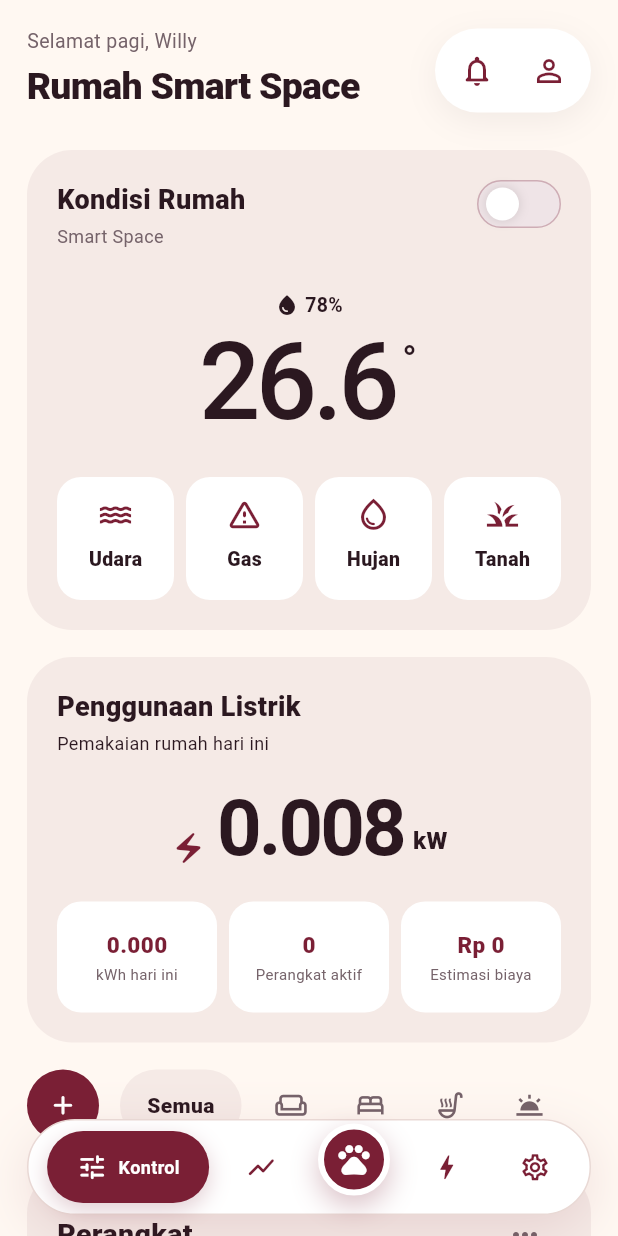
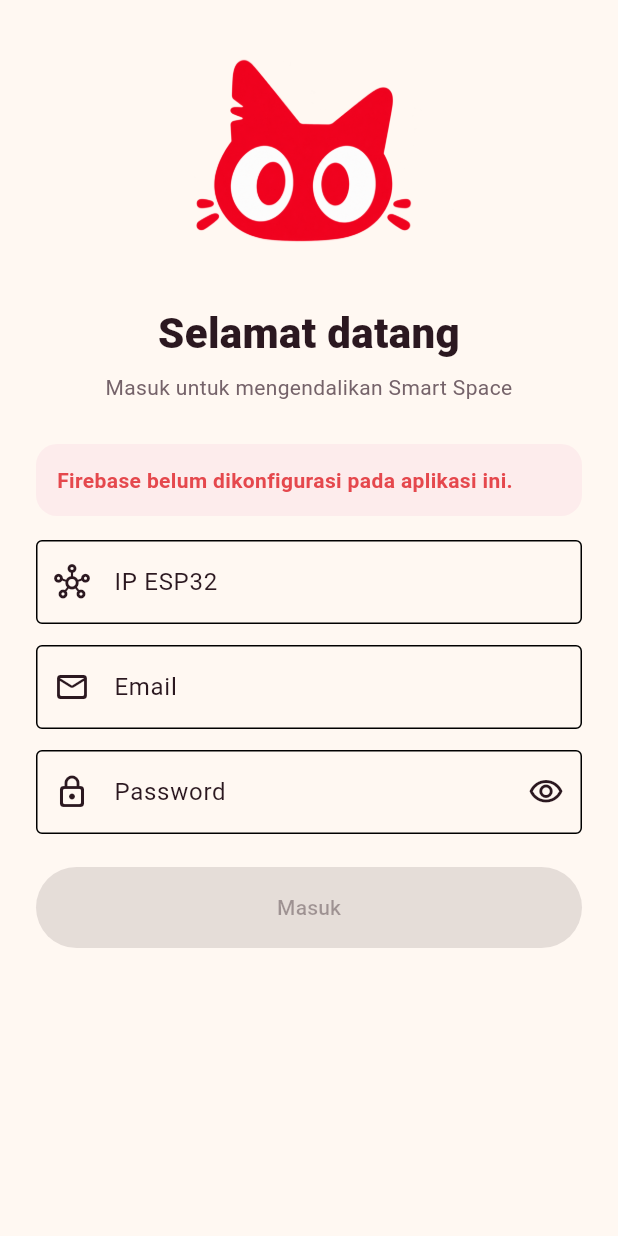
Before and after one commit to rezibos/Android-Fluter-SmartSpace, a Flutter app: the screen it shows after launch, on a phone screen of 412 x 824 dp. Run offline on Flutter 3.47's test engine with Material 3 defaults, Android fonts, the phone set to English and light mode, and no system bars.

Commit message:
feat: add Firebase and ESP32 login flow

```diff
--- a/lib/main.dart
+++ b/lib/main.dart
@@ -1,16 +1,26 @@
 import 'package:flutter/material.dart';
 
-import 'screens/home_shell.dart';
+import 'screens/auth_gate.dart';
+import 'services/auth_service.dart';
 import 'services/daily_energy_store.dart';
 import 'services/esp32_service.dart';
+import 'services/host_store.dart';
 import 'theme/space_theme.dart';
 
 void main() => runApp(const NekouseApp());
 
 class NekouseApp extends StatefulWidget {
-  const NekouseApp({super.key, this.service, this.energyStore});
+  const NekouseApp({
+    super.key,
+    this.service,
+    this.energyStore,
+    this.authService,
+    this.hostStore,
+  });
   final Esp32Service? service;
   final DailyEnergyStore? energyStore;
+  final AuthService? authService;
+  final HostStore? hostStore;
 
   @override
   State<NekouseApp> createState() => _NekouseAppState();
@@ -24,8 +34,10 @@ class _NekouseAppState extends State<NekouseApp> {
     title: 'Nekouse Smart Space',
     debugShowCheckedModeBanner: false,
     theme: SpaceTheme.build(_themeMode),
-    home: HomeShell(
-      service: widget.service ?? Esp32Service(),
+    home: AuthGate(
+      esp32Service: widget.service,
+      authService: widget.authService ?? PlatformAuthService(),
+      hostStore: widget.hostStore ?? PlatformHostStore(),
       energyStore: widget.energyStore ?? PlatformDailyEnergyStore(),
       themeMode: _themeMode,
       onThemeChanged: (value) => setState(() => _themeMode = value),
--- /dev/null
+++ b/lib/models/login_input.dart
@@ -0,0 +1,21 @@
+class LoginInput {
+  static String? validateHost(String? value) {
+    final host = value?.trim() ?? '';
+    if (host.isEmpty) return 'Alamat IP ESP32 wajib diisi.';
+    if (!RegExp(r'^[a-zA-Z0-9.-]+$').hasMatch(host)) {
+      return 'Masukkan IP atau hostname tanpa http dan path.';
+    }
+    return null;
+  }
+
+  static String? validateEmail(String? value) {
+    final email = value?.trim() ?? '';
+    if (!RegExp(r'^[^@\s]+@[^@\s]+\.[^@\s]+$').hasMatch(email)) {
+      return 'Masukkan alamat email yang valid.';
+    }
+    return null;
+  }
+
+  static String? validatePassword(String? value) =>
+      (value ?? '').isEmpty ? 'Password wajib diisi.' : null;
+}
--- /dev/null
+++ b/lib/screens/auth_gate.dart
@@ -0,0 +1,128 @@
+import 'package:flutter/material.dart';
+
+import '../services/auth_service.dart';
+import '../services/daily_energy_store.dart';
+import '../services/esp32_service.dart';
+import '../services/host_store.dart';
+import '../theme/space_theme.dart';
+import 'home_shell.dart';
+import 'login_screen.dart';
+
+class AuthGate extends StatefulWidget {
+  const AuthGate({
+    super.key,
+    required this.authService,
+    required this.hostStore,
+    required this.energyStore,
+    required this.themeMode,
+    required this.onThemeChanged,
+    this.esp32Service,
+  });
+
+  final AuthService authService;
+  final HostStore hostStore;
+  final DailyEnergyStore energyStore;
+  final Esp32Service? esp32Service;
+  final SpaceThemeMode themeMode;
+  final ValueChanged<SpaceThemeMode> onThemeChanged;
+
+  @override
+  State<AuthGate> createState() => _AuthGateState();
+}
+
+class _AuthGateState extends State<AuthGate> {
+  late final Esp32Service _esp32Service;
+  bool _checking = true;
+  bool _firebaseReady = false;
+  bool _authenticated = false;
+  String _initialHost = '';
+
+  @override
+  void initState() {
+    super.initState();
+    _esp32Service = widget.esp32Service ?? Esp32Service();
+    _bootstrap();
+  }
+
+  @override
+  void dispose() {
+    _esp32Service.dispose();
+    super.dispose();
+  }
+
+  Future<void> _bootstrap() async {
+    try {
+      _firebaseReady = await widget.authService.isConfigured();
+      _initialHost = await widget.hostStore.load() ?? '';
+      if (_firebaseReady &&
+          await widget.authService.isSignedIn() &&
+          _initialHost.isNotEmpty) {
+        _esp32Service.updateHost(_initialHost);
+        await _esp32Service.fetchSensor();
+        _authenticated = true;
+      }
+    } catch (_) {
+      _authenticated = false;
+    }
+    if (mounted) setState(() => _checking = false);
+  }
+
+  Future<String?> _login(String host, String email, String password) async {
+    try {
+      await widget.authService.signIn(email: email, password: password);
+    } on AuthFailure catch (error) {
+      return error.message;
+    }
+    final previousHost = _esp32Service.host;
+    _esp32Service.updateHost(host);
+    try {
+      await _esp32Service.fetchSensor();
+      await widget.hostStore.save(host);
+      _initialHost = host;
+      return null;
+    } catch (_) {
+      _esp32Service.updateHost(previousHost);
+      await widget.authService.signOut();
+      return 'Login berhasil, tetapi hub ESP32 tidak dapat dihubungi.';
+    }
+  }
+
+  Future<void> _logout() async {
+    await widget.authService.signOut();
+    await widget.hostStore.clear();
+    if (mounted) {
+      setState(() {
+        _authenticated = false;
+        _initialHost = '';
+      });
+    }
+  }
+
+  @override
+  Widget build(BuildContext context) {
+    if (_checking) {
+      return const Scaffold(body: Center(child: CircularProgressIndicator()));
+    }
+    return AnimatedSwitcher(
+      duration: const Duration(milliseconds: 260),
+      child: _authenticated
+          ? HomeShell(
+              key: const ValueKey('home'),
+              service: _esp32Service,
+              disposeService: false,
+              energyStore: widget.energyStore,
+              themeMode: widget.themeMode,
+              onThemeChanged: widget.onThemeChanged,
+              onLogout: _logout,
+              onHostChanged: widget.hostStore.save,
+            )
+          : LoginScreen(
+              key: const ValueKey('login'),
+              firebaseReady: _firebaseReady,
+              initialHost: _initialHost,
+              onLogin: _login,
+              onAuthenticated: () => setState(() => _authenticated = true),
+            ),
+    );
+  }
+}
--- /dev/null
+++ b/lib/screens/login_screen.dart
@@ -0,0 +1,245 @@
+import 'package:flutter/material.dart';
+
+import '../models/login_input.dart';
+import '../theme/space_theme.dart';
+
+typedef LoginCallback = Future<String?> Function(
+  String host,
+  String email,
+  String password,
+);
+
+class LoginScreen extends StatefulWidget {
+  const LoginScreen({
+    super.key,
+    required this.firebaseReady,
+    required this.initialHost,
+    required this.onLogin,
+    required this.onAuthenticated,
+  });
+
+  final bool firebaseReady;
+  final String initialHost;
+  final LoginCallback onLogin;
+  final VoidCallback onAuthenticated;
+
+  @override
+  State<LoginScreen> createState() => _LoginScreenState();
+}
+
+class _LoginScreenState extends State<LoginScreen>
+    with SingleTickerProviderStateMixin {
+  final _formKey = GlobalKey<FormState>();
+  late final TextEditingController _hostController;
+  final _emailController = TextEditingController();
+  final _passwordController = TextEditingController();
+  late final AnimationController _animation;
+  bool _obscurePassword = true;
+  bool _loading = false;
+  bool _success = false;
+  String? _error;
+
+  @override
+  void initState() {
+    super.initState();
+    _hostController = TextEditingController(text: widget.initialHost);
+    _animation = AnimationController(
+      vsync: this,
+      duration: const Duration(milliseconds: 800),
+    );
+  }
+
+  @override
+  void dispose() {
+    _hostController.dispose();
+    _emailController.dispose();
+    _passwordController.dispose();
+    _animation.dispose();
+    super.dispose();
+  }
+
+  Future<void> _submit() async {
+    if (_loading || !_formKey.currentState!.validate()) return;
+    FocusScope.of(context).unfocus();
+    setState(() {
+      _loading = true;
+      _error = null;
+    });
+    final error = await widget.onLogin(
+      _hostController.text.trim(),
+      _emailController.text.trim(),
+      _passwordController.text,
+    );
+    if (!mounted) return;
+    if (error != null) {
+      setState(() {
+        _loading = false;
+        _error = error;
+      });
+      return;
+    }
+    setState(() {
+      _loading = false;
+      _success = true;
+    });
+    if (MediaQuery.disableAnimationsOf(context)) {
+      _animation.duration = const Duration(milliseconds: 120);
+    }
+    await _animation.forward();
+    if (mounted) widget.onAuthenticated();
+  }
+
+  @override
+  Widget build(BuildContext context) => AnimatedBuilder(
+    animation: _animation,
+    builder: (context, child) {
+      final progress = Curves.easeOutCubic.transform(_animation.value);
+      return Scaffold(
+        resizeToAvoidBottomInset: true,
+        backgroundColor: Color.lerp(
+          context.space.background,
+          context.space.active,
+          progress,
+        ),
+        body: SafeArea(
+          child: Stack(
+            children: [
+              Opacity(opacity: 1 - progress, child: child),
+              if (_success)
+                Center(
+                  child: Transform.scale(
+                    scale: 1 + (progress * 3.5),
+                    child: Image.asset(
+                      'assets/branding/nekouse_login.png',
+                      width: 150,
+                      semanticLabel: 'Logo Nekouse',
+                    ),
+                  ),
+                ),
+            ],
+          ),
+        ),
+      );
+    },
+    child: SingleChildScrollView(
+      padding: const EdgeInsets.fromLTRB(24, 28, 24, 28),
+      child: Center(
+        child: ConstrainedBox(
+          constraints: const BoxConstraints(maxWidth: 430),
+          child: Form(
+            key: _formKey,
+            child: Column(
+              crossAxisAlignment: CrossAxisAlignment.stretch,
+              children: [
+                Image.asset(
+                  'assets/branding/nekouse_login.png',
+                  height: 150,
+                  semanticLabel: 'Logo Nekouse',
+                ),
+                const SizedBox(height: 24),
+                const Text(
+                  'Selamat datang',
+                  textAlign: TextAlign.center,
+                  style: TextStyle(fontSize: 28, fontWeight: FontWeight.w800),
+                ),
+                const SizedBox(height: 6),
+                Text(
+                  'Masuk untuk mengendalikan Smart Space',
+                  textAlign: TextAlign.center,
+                  style: TextStyle(color: context.space.inkMuted),
+                ),
+                const SizedBox(height: 28),
+                if (!widget.firebaseReady || _error != null) ...[
+                  Container(
+                    padding: const EdgeInsets.all(14),
+                    decoration: BoxDecoration(
+                      color: SpacePalette.dangerBackground,
+                      borderRadius: BorderRadius.circular(14),
+                    ),
+                    child: Text(
+                      widget.firebaseReady
+                          ? _error!
+                          : 'Firebase belum dikonfigurasi pada aplikasi ini.',
+                      style: const TextStyle(
+                        color: SpacePalette.danger,
+                        fontWeight: FontWeight.w600,
+                      ),
+                    ),
+                  ),
+                  const SizedBox(height: 16),
+                ],
+                TextFormField(
+                  controller: _hostController,
+                  validator: LoginInput.validateHost,
+                  keyboardType: TextInputType.url,
+                  textInputAction: TextInputAction.next,
+                  decoration: const InputDecoration(
+                    labelText: 'IP ESP32',
+                    hintText: '192.168.1.10',
+                    prefixIcon: Icon(Icons.hub_outlined),
+                    border: OutlineInputBorder(),
+                  ),
+                ),
+                const SizedBox(height: 14),
+                TextFormField(
+                  controller: _emailController,
+                  validator: LoginInput.validateEmail,
+                  keyboardType: TextInputType.emailAddress,
+                  textInputAction: TextInputAction.next,
+                  autofillHints: const [AutofillHints.email],
+                  decoration: const InputDecoration(
+                    labelText: 'Email',
+                    prefixIcon: Icon(Icons.mail_outline_rounded),
+                    border: OutlineInputBorder(),
+                  ),
+                ),
+                const SizedBox(height: 14),
+                TextFormField(
+                  controller: _passwordController,
+                  validator: LoginInput.validatePassword,
+                  obscureText: _obscurePassword,
+                  textInputAction: TextInputAction.done,
+                  onFieldSubmitted: (_) => _submit(),
+                  autofillHints: const [AutofillHints.password],
+                  decoration: InputDecoration(
+                    labelText: 'Password',
+                    prefixIcon: const Icon(Icons.lock_outline_rounded),
+                    border: const OutlineInputBorder(),
+                    suffixIcon: IconButton(
+                      tooltip: _obscurePassword
+                          ? 'Tampilkan password'
+                          : 'Sembunyikan password',
+                      onPressed: () =>
+                          setState(() => _obscurePassword = !_obscurePassword),
+                      icon: Icon(
+                        _obscurePassword
+                            ? Icons.visibility_outlined
+                            : Icons.visibility_off_outlined,
+                      ),
+                    ),
+                  ),
+                ),
+                const SizedBox(height: 22),
+                SizedBox(
+                  height: 54,
+                  child: FilledButton(
+                    onPressed: widget.firebaseReady && !_loading
+                        ? _submit
+                        : null,
+                    child: _loading
+                        ? const SizedBox(
+                            width: 22,
+                            height: 22,
+                            child: CircularProgressIndicator(strokeWidth: 2),
+                          )
+                        : const Text('Masuk'),
+                  ),
+                ),
+              ],
+            ),
+          ),
+        ),
+      ),
+    ),
+  );
+}
--- /dev/null
+++ b/lib/services/auth_service.dart
@@ -0,0 +1,89 @@
+import 'package:flutter/services.dart';
+
+class AuthFailure implements Exception {
+  const AuthFailure(this.message);
+
+  final String message;
+
+  static String messageForCode(String code) => switch (code) {
+    'INVALID_CREDENTIAL' ||
+    'ERROR_INVALID_CREDENTIAL' ||
+    'ERROR_USER_NOT_FOUND' ||
+    'ERROR_WRONG_PASSWORD' => 'Email atau password tidak sesuai.',
+    'TOO_MANY_REQUESTS' ||
+    'ERROR_TOO_MANY_REQUESTS' => 'Terlalu banyak percobaan. Coba lagi nanti.',
+    'NETWORK_ERROR' ||
+    'ERROR_NETWORK_REQUEST_FAILED' => 'Tidak dapat menghubungi layanan login.',
+    'FIREBASE_NOT_CONFIGURED' =>
+      'Firebase belum dikonfigurasi pada aplikasi ini.',
+    _ => 'Login tidak dapat diproses. Coba lagi.',
+  };
+
+  @override
+  String toString() => message;
+}
+
+abstract class AuthService {
+  Future<bool> isConfigured();
+  Future<bool> isSignedIn();
+  Future<void> signIn({required String email, required String password});
+  Future<void> signOut();
+}
+
+class PlatformAuthService implements AuthService {
+  static const _channel = MethodChannel('nekouse/firebase_auth');
+
+  @override
+  Future<bool> isConfigured() async =>
+      await _channel.invokeMethod<bool>('isConfigured') ?? false;
+
+  @override
+  Future<bool> isSignedIn() async =>
+      await _channel.invokeMethod<bool>('isSignedIn') ?? false;
+
+  @override
+  Future<void> signIn({required String email, required String password}) async {
+    try {
+      await _channel.invokeMethod<void>('signIn', {
+        'email': email,
+        'password': password,
+      });
+    } on PlatformException catch (error) {
+      throw AuthFailure(AuthFailure.messageForCode(error.code));
+    }
+  }
+
+  @override
+  Future<void> signOut() async {
+    try {
+      await _channel.invokeMethod<void>('signOut');
+    } on PlatformException catch (error) {
+      throw AuthFailure(AuthFailure.messageForCode(error.code));
+    }
+  }
+}
+
+class MemoryAuthService implements AuthService {
+  MemoryAuthService({this.configured = true, this.signedIn = false});
+
+  bool configured;
+  bool signedIn;
+  AuthFailure? nextFailure;
+
+  @override
+  Future<bool> isConfigured() async => configured;
+
+  @override
+  Future<bool> isSignedIn() async => signedIn;
+
+  @override
+  Future<void> signIn({required String email, required String password}) async {
+    final failure = nextFailure;
+    nextFailure = null;
+    if (failure != null) throw failure;
+    signedIn = true;
+  }
+
+  @override
+  Future<void> signOut() async => signedIn = false;
+}
--- a/pubspec.yaml
+++ b/pubspec.yaml
@@ -59,6 +59,7 @@ flutter:
   uses-material-design: true
 
   assets:
+    - assets/branding/
     - assets/devices/
 
   # To add assets to your application, add an assets section, like this:
```
Also changed, not shown: lib/screens/detail_screens.dart (+33 -1 lines), lib/screens/home_shell.dart (+15 -3 lines), lib/screens/settings_screen.dart (+33 -0 lines), lib/services/host_store.dart (added, +35 -0 lines), assets/branding/nekouse_login.png (added), 10 other files.
